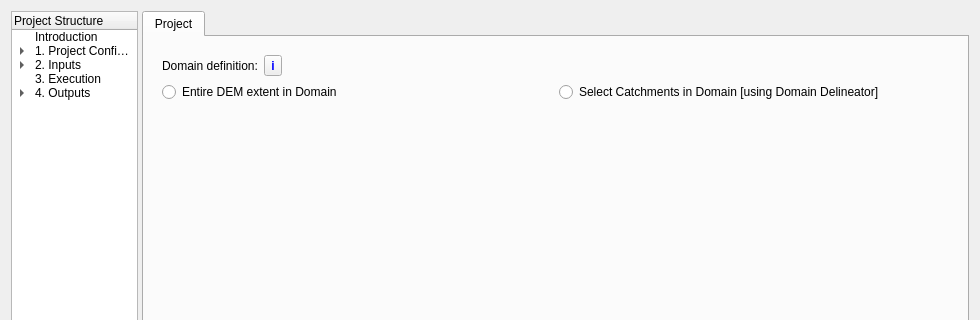
Before: the Qt Designer form src/mhm_qgis/qt/ui/forms/mhm_qgis_main.ui in mhm-ufz/mHM-QGIS, drawn with Qt 5; both pictures show x 0 to 980 and y 0 to 320 of the 980 by 917 pixel window.
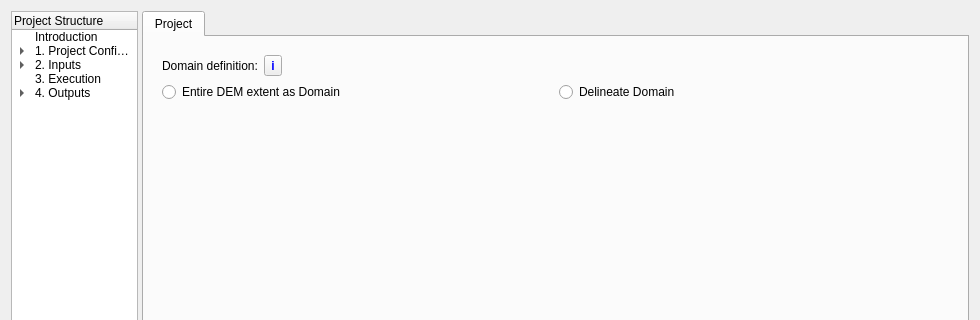
After: the same form once the commit is applied. The open tabs and pages were chosen to show the change. Icons and pictures are not drawn. Custom widgets are drawn as their Qt base class.

Commit message: Fix domain delineator dialog floating issue in main plugin window

Patch:
```diff
--- a/src/mhm_qgis/qt/ui/forms/mhm_qgis_main.ui
+++ b/src/mhm_qgis/qt/ui/forms/mhm_qgis_main.ui
@@ -5002,14 +5002,14 @@
               <item>
                <widget class="QRadioButton" name="radioButton_domainDefinitionDemExtent">
                 <property name="text">
-                 <string>Entire DEM extent in Domain</string>
+                 <string>Entire DEM extent as Domain</string>
                 </property>
                </widget>
               </item>
               <item>
                <widget class="QRadioButton" name="radioButton_domainDefinitionDelineator">
                 <property name="text">
-                 <string>Select Catchments in Domain [using Domain Delineator]</string>
+                 <string>Delineate Domain</string>
                 </property>
                </widget>
               </item>
```
Left out of the diff: 2 changed lines with no effect on the pictures. The commit also changes 5 other files.
